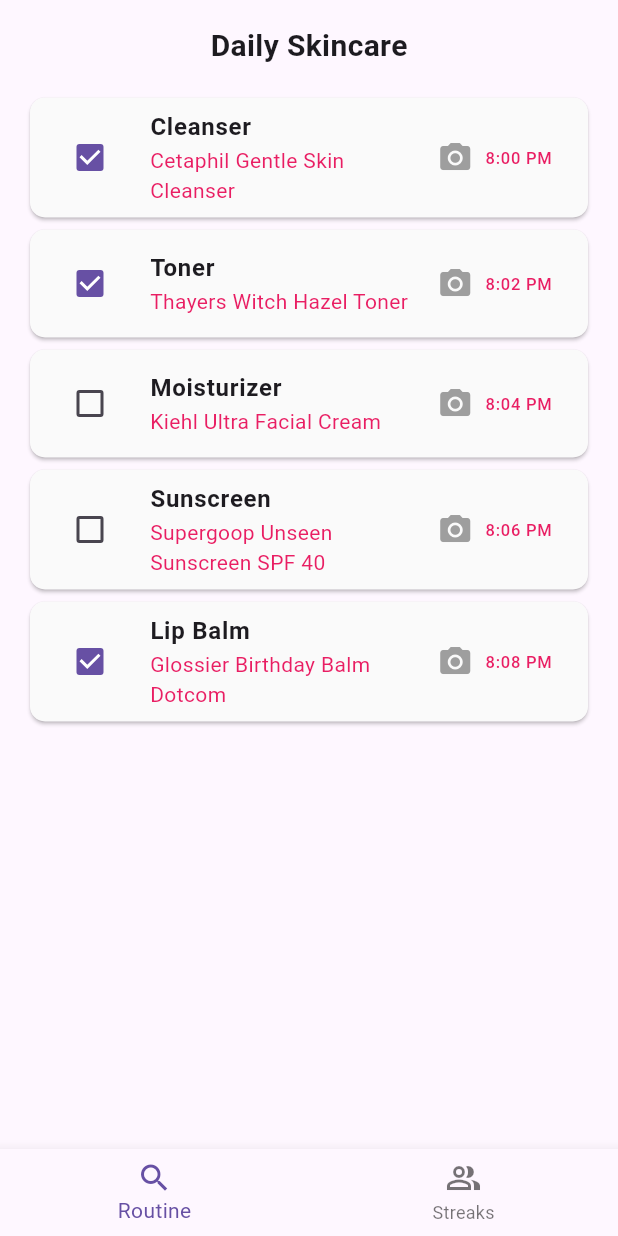
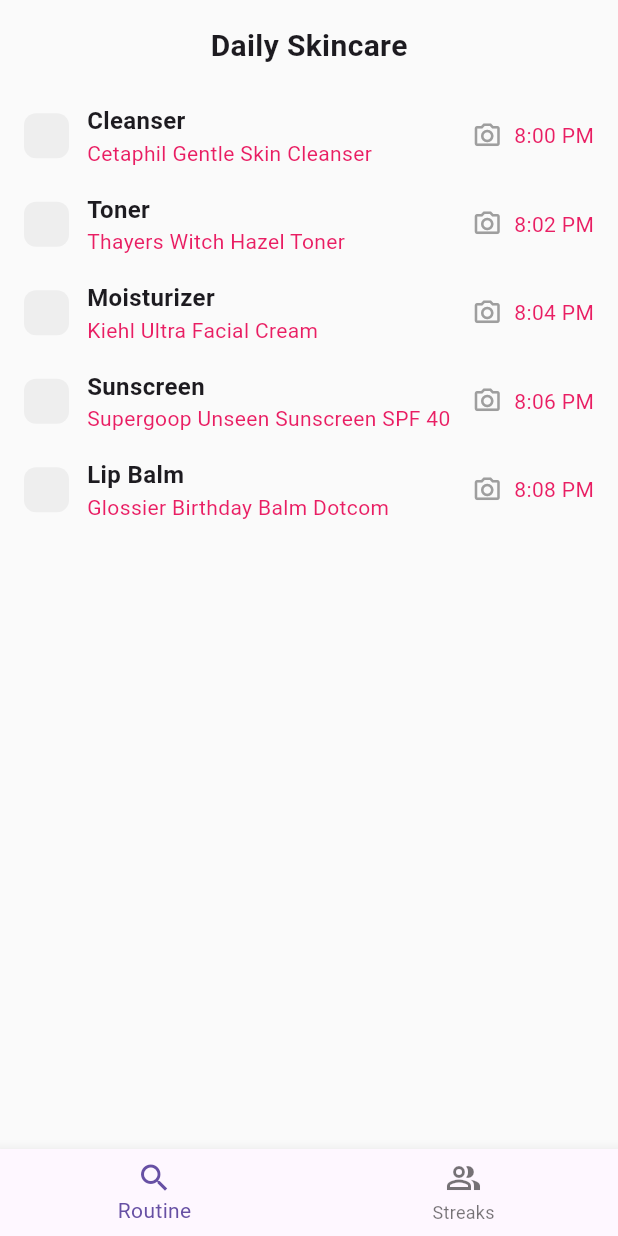
Before and after one commit to mehul-sharma/skincare-streak-manager, a Flutter app: the screen it shows after launch, on a phone screen of 412 x 824 dp. Run offline on Flutter 3.47's test engine with Material 3 defaults, Android fonts, the light colour scheme and no system bars; our stand-ins replace firebase_core, firebase_storage, fl_chart, image_picker; accounts and stored records are empty.

Commit message:
checkbox styling fixed

```diff
--- a/lib/screens/daily_skincare_page.dart
+++ b/lib/screens/daily_skincare_page.dart
@@ -1,4 +1,7 @@
 import 'package:flutter/material.dart';
+import 'package:image_picker/image_picker.dart';
+import 'package:firebase_storage/firebase_storage.dart';
+import 'dart:io';
 
 class DailySkincareScreen extends StatefulWidget {
   const DailySkincareScreen({Key? key}) : super(key: key);
@@ -13,13 +16,13 @@
       'name': 'Cleanser',
       'details': 'Cetaphil Gentle Skin Cleanser',
       'time': '8:00 PM',
-      'checked': true
+      'checked': false
     },
     {
       'name': 'Toner',
       'details': 'Thayers Witch Hazel Toner',
       'time': '8:02 PM',
-      'checked': true
+      'checked': false
     },
     {
       'name': 'Moisturizer',
@@ -37,13 +40,38 @@
       'name': 'Lip Balm',
       'details': 'Glossier Birthday Balm Dotcom',
       'time': '8:08 PM',
-      'checked': true
+      'checked': false
     },
   ];
+
+  Future<void> _openCamera(int index) async {
+    final ImagePicker picker = ImagePicker();
+    final XFile? image = await picker.pickImage(source: ImageSource.camera);
+
+    if (image != null) {
+      String fileName = "skincare_${DateTime.now().millisecondsSinceEpoch}.jpg";
+      Reference ref = FirebaseStorage.instance.ref().child('skincare/$fileName');
+      await ref.putFile(File(image.path));
+      String downloadUrl = await ref.getDownloadURL();
+
+      setState(() {
+        skincareItems[index]['checked'] = true;
+        skincareItems[index]['time'] = _getCurrentTime();
+      });
+
+      print("Image uploaded: $downloadUrl");
+    }
+  }
+
+  String _getCurrentTime() {
+    final now = DateTime.now();
+    return "${now.hour}:${now.minute.toString().padLeft(2, '0')} ${now.hour >= 12 ? 'PM' : 'AM'}";
+  }
 
   @override
   Widget build(BuildContext context) {
     return Scaffold(
+      backgroundColor: Colors.grey[50],
       body: Padding(
         padding: const EdgeInsets.all(16.0),
         child: Column(
@@ -61,33 +89,54 @@
                 itemCount: skincareItems.length,
                 itemBuilder: (context, index) {
                   final item = skincareItems[index];
-                  return Card(
-                    color: Colors.grey[50],
-                    shape: RoundedRectangleBorder(
-                      borderRadius: BorderRadius.circular(10),
-                    ),
-                    child: ListTile(
-                      leading: Checkbox(
-                        value: item['checked'],
-                        onChanged: (value) {
+                  return Padding(
+                    padding: const EdgeInsets.symmetric(vertical: 8.0),
+                    child: Row(
+                      children: [
+                        GestureDetector(
+                          onTap: () {
                             setState(() {
-                            item['checked'] = value;
+                              item['checked'] = !item['checked'];
                             });
                           },
+                          child: Container(
+                            width: 30,
+                            height: 30,
+                            decoration: BoxDecoration(
+                              color: item['checked'] ? Colors.grey[200] : Colors.grey[200],
+                              borderRadius: BorderRadius.circular(8),
+                              // border: Border.all(color: Colors.pink),
                             ),
-                      title: Text(item['name'],
-                          style: const TextStyle(fontWeight: FontWeight.bold)),
-                      subtitle: Text(item['details'],
-                          style: const TextStyle(color: Colors.pink)),
-                      trailing: Row(
-                        mainAxisSize: MainAxisSize.min,
+                            child: item['checked']
+                                ? const Icon(Icons.check, size: 20, color: Colors.black)
+                                : null,
+                          ),
+                        ),
+                        const SizedBox(width: 12),
+                        Column(
+                          crossAxisAlignment: CrossAxisAlignment.start,
                           children: [
-                          const Icon(Icons.photo_camera, color: Colors.grey),
-                          const SizedBox(width: 8),
-                          Text(item['time'],
-                              style: const TextStyle(color: Colors.pink)),
+                            Text(
+                              item['name'],
+                              style: TextStyle(fontSize: 16, fontWeight: FontWeight.bold),
+                            ),
+                            Text(
+                              item['details'],
+                              style: TextStyle(fontSize: 14, color: Colors.pink),
+                            ),
                           ],
                         ),
+                        const Spacer(),
+                        GestureDetector(
+                          onTap: () => _openCamera(index),
+                          child: const Icon(Icons.camera_alt_outlined, size: 20, color: Colors.grey),
+                        ),
+                        const SizedBox(width: 8),
+                        Text(
+                          item['time'],
+                          style: TextStyle(fontSize: 14, color: Colors.pink),
+                        ),
+                      ],
                     ),
                   );
                 },
--- a/pubspec.yaml
+++ b/pubspec.yaml
@@ -39,6 +39,8 @@
   firebase_auth: ^5.5.2
   cloud_firestore: ^5.6.6
   fl_chart: ^0.63.0
+  image_picker: ^1.1.2
+  firebase_storage: ^12.4.5
 
 
 dev_dependencies:
```
Also changed, not shown: pubspec.lock. Lines whose indentation alone changed are shown as unchanged.
